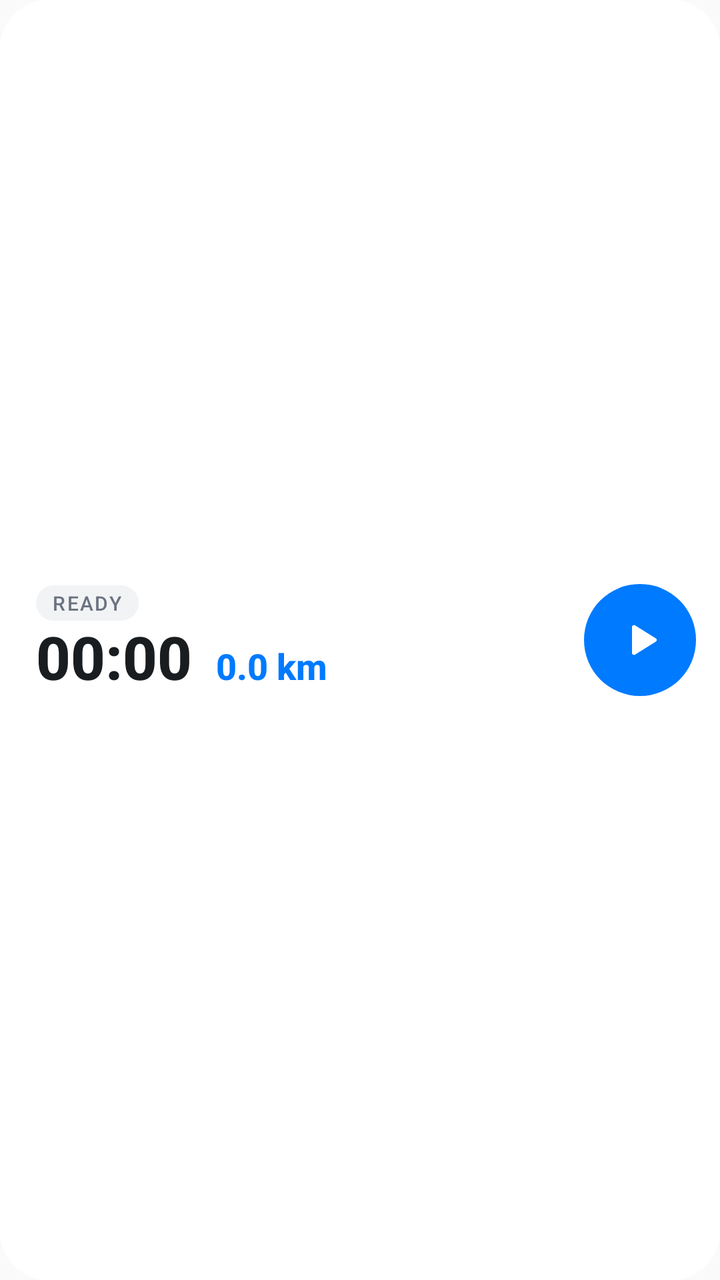
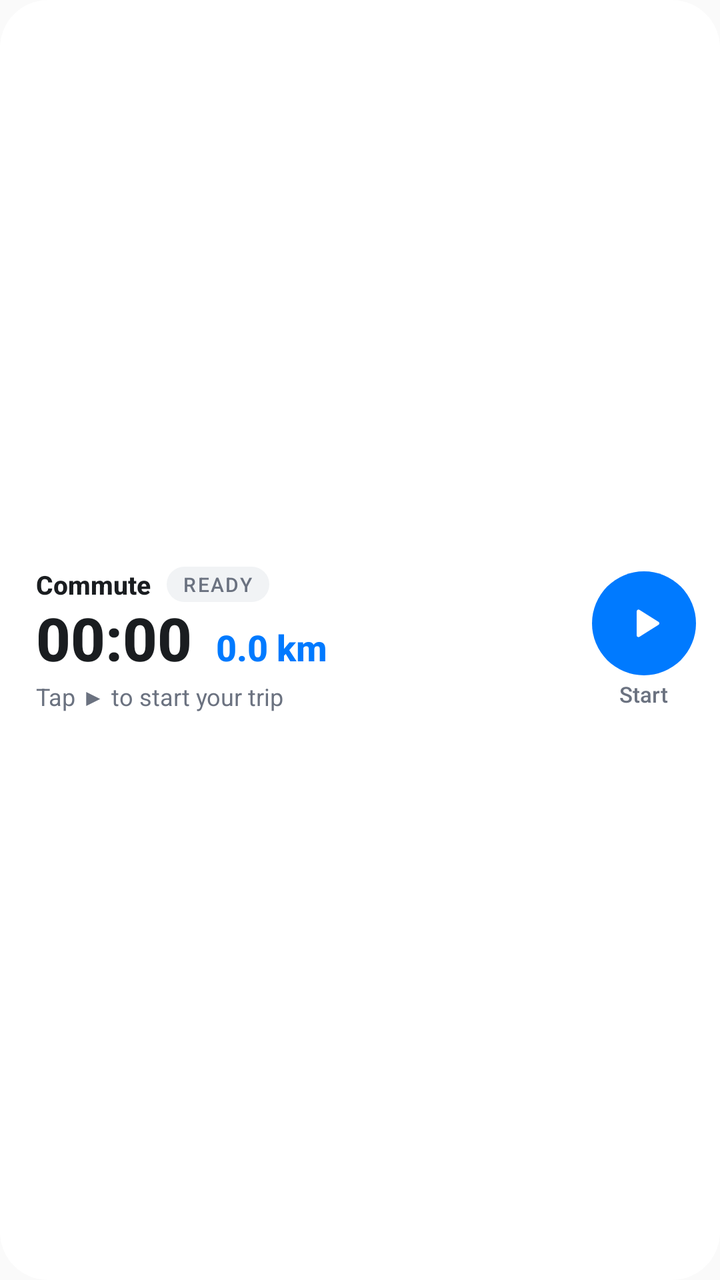

The first picture is an Android layout as it rendered before a commit; the second is the same layout after the commit. The layout source and the unified diff follow.
<!-- AndroidManifest.xml: application theme AppTheme -->
<!-- res/layout/widget_commute.xml -->
<?xml version="1.0" encoding="utf-8"?>
<LinearLayout xmlns:android="http://schemas.android.com/apk/res/android"
    android:id="@android:id/background"
    android:layout_width="match_parent"
    android:layout_height="match_parent"
    android:background="@drawable/widget_background"
    android:gravity="center_vertical"
    android:orientation="horizontal"
    android:paddingStart="18dp"
    android:paddingEnd="12dp"
    android:paddingTop="10dp"
    android:paddingBottom="10dp">

    <LinearLayout
        android:layout_width="0dp"
        android:layout_height="wrap_content"
        android:layout_weight="1"
        android:orientation="vertical">

        <TextView
            android:id="@+id/widget_status"
            android:layout_width="wrap_content"
            android:layout_height="wrap_content"
            android:background="@drawable/widget_pill"
            android:fontFamily="sans-serif-medium"
            android:letterSpacing="0.08"
            android:paddingStart="8dp"
            android:paddingEnd="8dp"
            android:paddingTop="2dp"
            android:paddingBottom="2dp"
            android:text="READY"
            android:textColor="@color/widget_text_secondary"
            android:textSize="10sp" />

        <LinearLayout
            android:layout_width="wrap_content"
            android:layout_height="wrap_content"
            android:layout_marginTop="2dp"
            android:baselineAligned="true"
            android:orientation="horizontal">

            
            <Chronometer
                android:id="@+id/widget_timer"
                android:layout_width="wrap_content"
                android:layout_height="wrap_content"
                android:fontFamily="sans-serif-medium"
                android:includeFontPadding="false"
                android:textColor="@color/widget_text_primary"
                android:textSize="30sp"
                android:textStyle="bold"
                android:visibility="gone" />

            <TextView
                android:id="@+id/widget_time"
                android:layout_width="wrap_content"
                android:layout_height="wrap_content"
                android:fontFamily="sans-serif-medium"
                android:includeFontPadding="false"
                android:text="00:00"
                android:textColor="@color/widget_text_primary"
                android:textSize="30sp"
                android:textStyle="bold" />

            <TextView
                android:id="@+id/widget_distance"
                android:layout_width="wrap_content"
                android:layout_height="wrap_content"
                android:layout_marginStart="12dp"
                android:fontFamily="sans-serif-medium"
                android:includeFontPadding="false"
                android:text="0.0 km"
                android:textColor="@color/widget_accent"
                android:textSize="18sp"
                android:textStyle="bold" />
        </LinearLayout>
    </LinearLayout>

    <FrameLayout
        android:id="@+id/widget_button"
        android:layout_width="56dp"
        android:layout_height="56dp"
        android:background="@drawable/widget_button_start"
        android:contentDescription="Start tracking">

        <ImageView
            android:id="@+id/widget_button_icon"
            android:layout_width="24dp"
            android:layout_height="24dp"
            android:layout_gravity="center"
            android:importantForAccessibility="no"
            android:src="@drawable/ic_widget_play" />
    </FrameLayout>
</LinearLayout>
<!-- resources referenced by this layout -->
<resources>
  <color name="widget_accent">#007AFF</color>
  <color name="widget_text_primary">#1A1D20</color>
  <color name="widget_text_secondary">#6B7280</color>
  <!-- drawable ic_widget_play (drawable) -->
  <?xml version="1.0" encoding="utf-8"?>
  <vector xmlns:android="http://schemas.android.com/apk/res/android"
      android:width="24dp"
      android:height="24dp"
      android:viewportWidth="24"
      android:viewportHeight="24">
      <path android:fillColor="#FFFFFFFF" android:pathData="M8,5.5v13a1,1 0,0 0,1.5 0.86l10.4,-6.5a1,1 0,0 0,0 -1.72L9.5,4.64A1,1 0,0 0,8 5.5z" />
  </vector>
  <!-- drawable widget_background (drawable) -->
  <?xml version="1.0" encoding="utf-8"?>
  <shape xmlns:android="http://schemas.android.com/apk/res/android" android:shape="rectangle">
      <solid android:color="@color/widget_background" />
      <corners android:radius="24dp" />
  </shape>
  <!-- drawable widget_button_start (drawable) -->
  <?xml version="1.0" encoding="utf-8"?>
  <shape xmlns:android="http://schemas.android.com/apk/res/android" android:shape="oval">
      <solid android:color="@color/widget_accent" />
  </shape>
  <!-- drawable widget_pill (drawable) -->
  <?xml version="1.0" encoding="utf-8"?>
  <shape xmlns:android="http://schemas.android.com/apk/res/android" android:shape="rectangle">
      <solid android:color="@color/widget_pill" />
      <corners android:radius="999dp" />
  </shape>
  <style name="AppTheme" parent="Theme.AppCompat.Light.DarkActionBar">
          
          <item name="colorPrimary">@color/colorPrimary</item>
          <item name="colorPrimaryDark">@color/colorPrimaryDark</item>
          <item name="colorAccent">@color/colorAccent</item>
      </style>
  <color name="widget_background">#FFFFFF</color>
  <color name="widget_pill">#F1F3F5</color>
</resources>

<!-- the commit's change to res/layout/widget_commute.xml (unified diff, before → after) -->
@@ -17,20 +17,37 @@
         android:layout_weight="1"
         android:orientation="vertical">
 
-        <TextView
-            android:id="@+id/widget_status"
+        <LinearLayout
             android:layout_width="wrap_content"
             android:layout_height="wrap_content"
-            android:background="@drawable/widget_pill"
-            android:fontFamily="sans-serif-medium"
-            android:letterSpacing="0.08"
-            android:paddingStart="8dp"
-            android:paddingEnd="8dp"
-            android:paddingTop="2dp"
-            android:paddingBottom="2dp"
-            android:text="READY"
-            android:textColor="@color/widget_text_secondary"
-            android:textSize="10sp" />
+            android:gravity="center_vertical"
+            android:orientation="horizontal">
+
+            <TextView
+                android:layout_width="wrap_content"
+                android:layout_height="wrap_content"
+                android:fontFamily="sans-serif-medium"
+                android:text="Commute"
+                android:textColor="@color/widget_text_primary"
+                android:textSize="13sp"
+                android:textStyle="bold" />
+
+            <TextView
+                android:id="@+id/widget_status"
+                android:layout_width="wrap_content"
+                android:layout_height="wrap_content"
+                android:layout_marginStart="8dp"
+                android:background="@drawable/widget_pill"
+                android:fontFamily="sans-serif-medium"
+                android:letterSpacing="0.08"
+                android:paddingStart="8dp"
+                android:paddingEnd="8dp"
+                android:paddingTop="2dp"
+                android:paddingBottom="2dp"
+                android:text="READY"
+                android:textColor="@color/widget_text_secondary"
+                android:textSize="10sp" />
+        </LinearLayout>
 
         <LinearLayout
             android:layout_width="wrap_content"
@@ -74,21 +91,51 @@
                 android:textSize="18sp"
                 android:textStyle="bold" />
         </LinearLayout>
+
+        <TextView
+            android:id="@+id/widget_caption"
+            android:layout_width="wrap_content"
+            android:layout_height="wrap_content"
+            android:layout_marginTop="2dp"
+            android:ellipsize="end"
+            android:maxLines="1"
+            android:text="Tap ▶ to start your trip"
+            android:textColor="@color/widget_text_secondary"
+            android:textSize="12sp" />
     </LinearLayout>
 
-    <FrameLayout
-        android:id="@+id/widget_button"
-        android:layout_width="56dp"
-        android:layout_height="56dp"
-        android:background="@drawable/widget_button_start"
-        android:contentDescription="Start tracking">
+    <LinearLayout
+        android:layout_width="wrap_content"
+        android:layout_height="wrap_content"
+        android:layout_marginStart="8dp"
+        android:gravity="center_horizontal"
+        android:orientation="vertical">
 
-        <ImageView
-            android:id="@+id/widget_button_icon"
-            android:layout_width="24dp"
-            android:layout_height="24dp"
-            android:layout_gravity="center"
+        <FrameLayout
+            android:id="@+id/widget_button"
+            android:layout_width="52dp"
+            android:layout_height="52dp"
+            android:background="@drawable/widget_button_start"
+            android:contentDescription="Start tracking">
+
+            <ImageView
+                android:id="@+id/widget_button_icon"
+                android:layout_width="22dp"
+                android:layout_height="22dp"
+                android:layout_gravity="center"
+                android:importantForAccessibility="no"
+                android:src="@drawable/ic_widget_play" />
+        </FrameLayout>
+
+        <TextView
+            android:id="@+id/widget_button_label"
+            android:layout_width="wrap_content"
+            android:layout_height="wrap_content"
+            android:layout_marginTop="2dp"
+            android:fontFamily="sans-serif-medium"
             android:importantForAccessibility="no"
-            android:src="@drawable/ic_widget_play" />
-    </FrameLayout>
+            android:text="Start"
+            android:textColor="@color/widget_text_secondary"
+            android:textSize="11sp" />
+    </LinearLayout>
 </LinearLayout>
